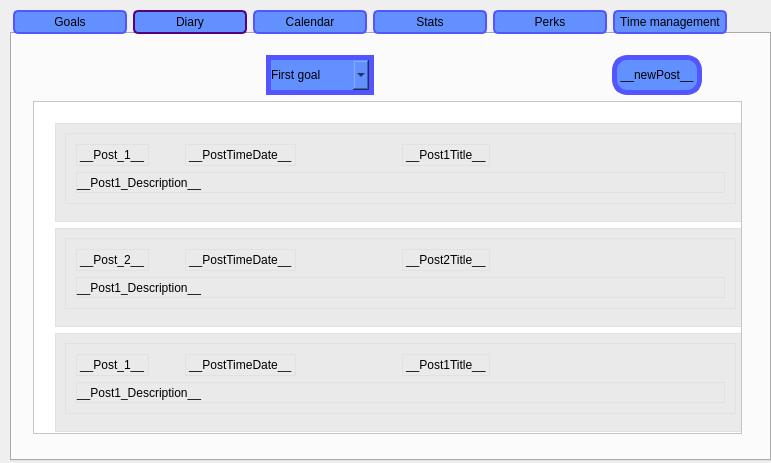
pzksHackathon/CactusHackathon, file Combine/organizerui.ui: the form before one commit.
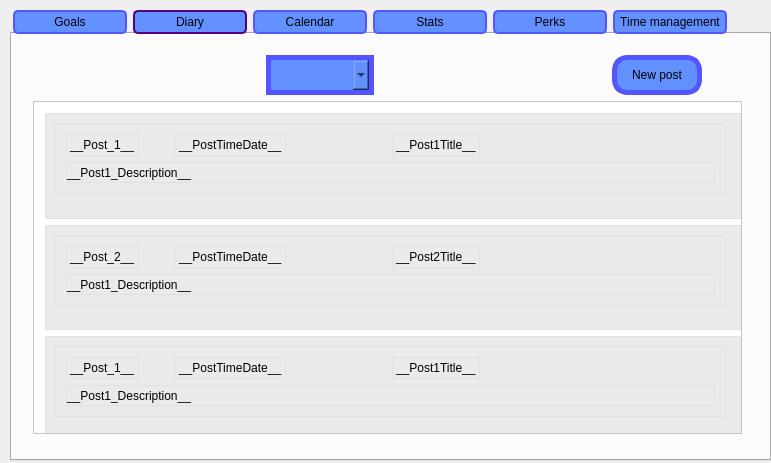
The form after the commit. The open tabs and pages were chosen to show the change.

Diff of the .ui file:
```diff
--- a/Combine/organizerui.ui
+++ b/Combine/organizerui.ui
@@ -989,21 +989,9 @@
 border: 5px solid rgb(85, 85, 255);
 }</string>
            </property>
-           <item>
-            <property name="text">
-             <string>First goal</string>
-            </property>
-           </item>
-           <item>
-            <property name="text">
-             <string>Second goal</string>
-            </property>
-           </item>
-           <item>
-            <property name="text">
-             <string>Third goal</string>
-            </property>
-           </item>
+           <property name="editable">
+            <bool>false</bool>
+           </property>
           </widget>
          </item>
          <item>
@@ -1048,7 +1036,7 @@
 }</string>
            </property>
            <property name="text">
-            <string>__newPost__</string>
+            <string>New post</string>
            </property>
           </widget>
          </item>
@@ -1087,18 +1075,15 @@
             <height>349</height>
            </rect>
           </property>
-          <widget class="QWidget" name="layoutWidget">
+          <widget class="QFrame" name="post_frame_1">
            <property name="geometry">
             <rect>
-             <x>10</x>
-             <y>10</y>
-             <width>711</width>
-             <height>331</height>
+             <x>11</x>
+             <y>11</y>
+             <width>709</width>
+             <height>106</height>
             </rect>
            </property>
-           <layout class="QVBoxLayout" name="verticalLayout_7">
-            <item>
-             <widget class="QFrame" name="post1_frame">
               <property name="styleSheet">
                <string notr="true">background-color: rgb(234, 234, 234);
 font: 16px &quot;Consolas&quot;;
@@ -1203,9 +1188,15 @@
                </layout>
               </widget>
              </widget>
-            </item>
-            <item>
-             <widget class="QFrame" name="post1_frame_2">
+          <widget class="QFrame" name="post_frame_2">
+           <property name="geometry">
+            <rect>
+             <x>11</x>
+             <y>123</y>
+             <width>709</width>
+             <height>105</height>
+            </rect>
+           </property>
               <property name="styleSheet">
                <string notr="true">background-color: rgb(234, 234, 234);
 font: 16px &quot;Consolas&quot;;
@@ -1310,9 +1301,15 @@
                </layout>
               </widget>
              </widget>
-            </item>
-            <item>
-             <widget class="QFrame" name="post1_frame_3">
+          <widget class="QFrame" name="post_frame_3">
+           <property name="geometry">
+            <rect>
+             <x>11</x>
+             <y>234</y>
+             <width>709</width>
+             <height>106</height>
+            </rect>
+           </property>
               <property name="styleSheet">
                <string notr="true">background-color: rgb(234, 234, 234);
 font: 16px &quot;Consolas&quot;;
@@ -1416,9 +1413,6 @@
                 </item>
                </layout>
               </widget>
-             </widget>
-            </item>
-           </layout>
           </widget>
          </widget>
         </widget>
```
Left out of the diff: 2 changed lines with no effect on the pictures. Lines whose indentation alone changed are shown as unchanged.
